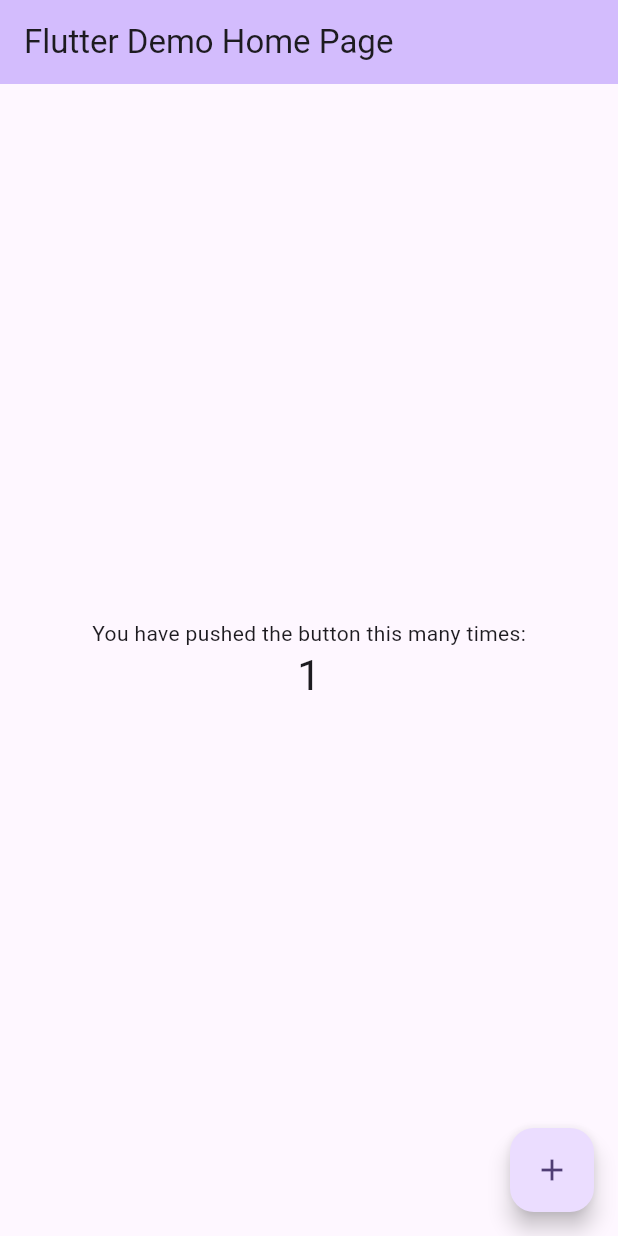
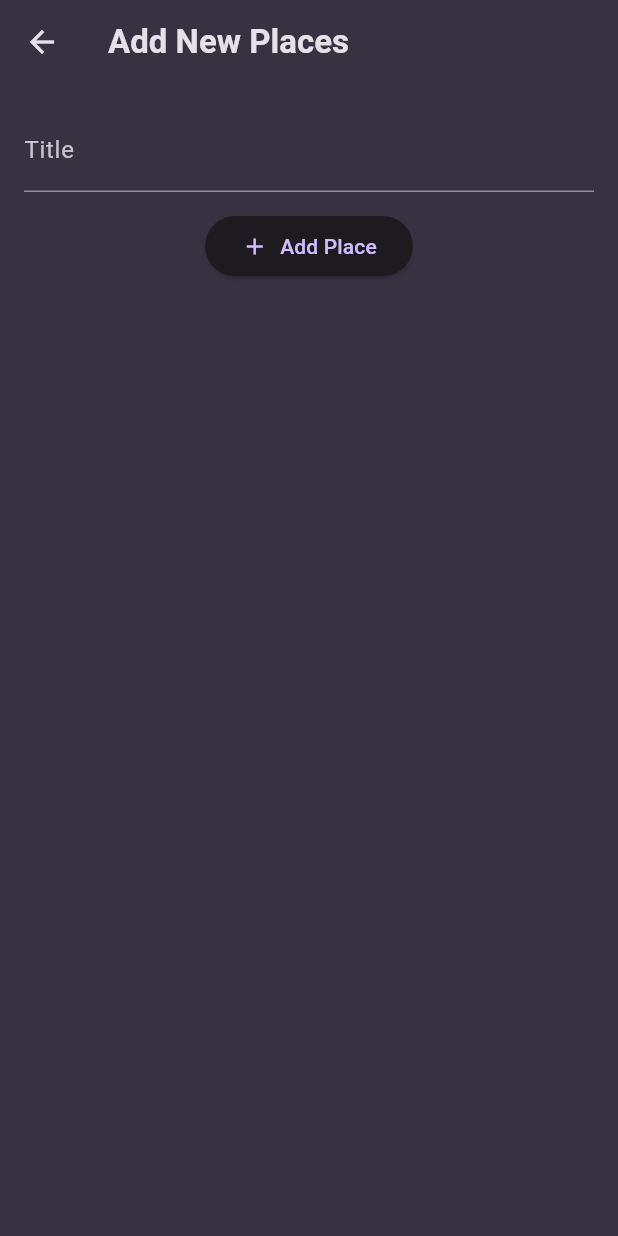
Before and after one commit to RahulSharma-bit/favorite_places, a Flutter app: the screen it shows after launch, after a tap on the "add" icon, on a phone screen of 412 x 824 dp. Run offline on Flutter 3.47's test engine with Material 3 defaults, Android fonts, the phone set to English and light mode, and no system bars; our stand-ins replace flutter_riverpod, google_fonts, riverpod.

Commit message:
river pod work

```diff
--- /dev/null
+++ b/lib/dummy_data/places_data.dart
@@ -0,0 +1,9 @@
+import 'package:favorite_places/models/places.dart';
+
+final favPlaces = [
+  Places(title: 'Mathura'),
+  Places(title: 'Agra'),
+  Places(title: 'Vrindavan'),
+  Places(title: 'Hathras'),
+  Places(title: 'Aligarh'),
+];
--- a/lib/main.dart
+++ b/lib/main.dart
@@ -1,125 +1,45 @@
 import 'package:flutter/material.dart';
+import 'package:flutter_riverpod/flutter_riverpod.dart';
+import 'package:google_fonts/google_fonts.dart';
+import 'package:favorite_places/screens/places.dart';
+
+final colorScheme = ColorScheme.fromSeed(
+  brightness: Brightness.dark,
+  seedColor: const Color.fromARGB(255, 102, 6, 247),
+  surface: const Color.fromARGB(255, 56, 49, 66),
+);
+
+final theme = ThemeData().copyWith(
+  // useMaterial3: true,
+  scaffoldBackgroundColor: colorScheme.surface,
+  colorScheme: colorScheme,
+  textTheme: GoogleFonts.ubuntuCondensedTextTheme().copyWith(
+    titleSmall: GoogleFonts.ubuntuCondensed(
+      fontWeight: FontWeight.bold,
+    ),
+    titleMedium: GoogleFonts.ubuntuCondensed(
+      fontWeight: FontWeight.bold,
+    ),
+    titleLarge: GoogleFonts.ubuntuCondensed(
+      fontWeight: FontWeight.bold,
+    ),
+  ),
+);
 
 void main() {
-  runApp(const MyApp());
+  runApp(const ProviderScope(child: MyApp()));
 }
 
 class MyApp extends StatelessWidget {
   const MyApp({super.key});
 
-  // This widget is the root of your application.
   @override
   Widget build(BuildContext context) {
     return MaterialApp(
-      title: 'Flutter Demo',
-      theme: ThemeData(
-        // This is the theme of your application.
-        //
-        // TRY THIS: Try running your application with "flutter run". You'll see
-        // the application has a blue toolbar. Then, without quitting the app,
-        // try changing the seedColor in the colorScheme below to Colors.green
-        // and then invoke "hot reload" (save your changes or press the "hot
-        // reload" button in a Flutter-supported IDE, or press "r" if you used
-        // the command line to start the app).
-        //
-        // Notice that the counter didn't reset back to zero; the application
-        // state is not lost during the reload. To reset the state, use hot
-        // restart instead.
-        //
-        // This works for code too, not just values: Most code changes can be
-        // tested with just a hot reload.
-        colorScheme: ColorScheme.fromSeed(seedColor: Colors.deepPurple),
-        useMaterial3: true,
-      ),
-      home: const MyHomePage(title: 'Flutter Demo Home Page'),
+      debugShowCheckedModeBanner: false,
+      title: 'Great Places',
+      theme: theme,
+      home: const PlacesScreen(),
     );
   }
 }
-
-class MyHomePage extends StatefulWidget {
-  const MyHomePage({super.key, required this.title});
-
-  // This widget is the home page of your application. It is stateful, meaning
-  // that it has a State object (defined below) that contains fields that affect
-  // how it looks.
-
-  // This class is the configuration for the state. It holds the values (in this
-  // case the title) provided by the parent (in this case the App widget) and
-  // used by the build method of the State. Fields in a Widget subclass are
-  // always marked "final".
-
-  final String title;
-
-  @override
-  State<MyHomePage> createState() => _MyHomePageState();
-}
-
-class _MyHomePageState extends State<MyHomePage> {
-  int _counter = 0;
-
-  void _incrementCounter() {
-    setState(() {
-      // This call to setState tells the Flutter framework that something has
-      // changed in this State, which causes it to rerun the build method below
-      // so that the display can reflect the updated values. If we changed
-      // _counter without calling setState(), then the build method would not be
-      // called again, and so nothing would appear to happen.
-      _counter++;
-    });
-  }
-
-  @override
-  Widget build(BuildContext context) {
-    // This method is rerun every time setState is called, for instance as done
-    // by the _incrementCounter method above.
-    //
-    // The Flutter framework has been optimized to make rerunning build methods
-    // fast, so that you can just rebuild anything that needs updating rather
-    // than having to individually change instances of widgets.
-    return Scaffold(
-      appBar: AppBar(
-        // TRY THIS: Try changing the color here to a specific color (to
-        // Colors.amber, perhaps?) and trigger a hot reload to see the AppBar
-        // change color while the other colors stay the same.
-        backgroundColor: Theme.of(context).colorScheme.inversePrimary,
-        // Here we take the value from the MyHomePage object that was created by
-        // the App.build method, and use it to set our appbar title.
-        title: Text(widget.title),
-      ),
-      body: Center(
-        // Center is a layout widget. It takes a single child and positions it
-        // in the middle of the parent.
-        child: Column(
-          // Column is also a layout widget. It takes a list of children and
-          // arranges them vertically. By default, it sizes itself to fit its
-          // children horizontally, and tries to be as tall as its parent.
-          //
-          // Column has various properties to control how it sizes itself and
-          // how it positions its children. Here we use mainAxisAlignment to
-          // center the children vertically; the main axis here is the vertical
-          // axis because Columns are vertical (the cross axis would be
-          // horizontal).
-          //
-          // TRY THIS: Invoke "debug painting" (choose the "Toggle Debug Paint"
-          // action in the IDE, or press "p" in the console), to see the
-          // wireframe for each widget.
-          mainAxisAlignment: MainAxisAlignment.center,
-          children: <Widget>[
-            const Text(
-              'You have pushed the button this many times:',
-            ),
-            Text(
-              '$_counter',
-              style: Theme.of(context).textTheme.headlineMedium,
-            ),
-          ],
-        ),
-      ),
-      floatingActionButton: FloatingActionButton(
-        onPressed: _incrementCounter,
-        tooltip: 'Increment',
-        child: const Icon(Icons.add),
-      ), // This trailing comma makes auto-formatting nicer for build methods.
-    );
-  }
-}
--- /dev/null
+++ b/lib/models/places.dart
@@ -0,0 +1,9 @@
+import 'package:uuid/uuid.dart';
+
+const uuid = Uuid();
+
+class Places {
+  Places({required this.title}) : id = uuid.v4();
+  final String id;
+  final String title;
+}
--- /dev/null
+++ b/lib/provider/user_places.dart
@@ -0,0 +1,16 @@
+import 'package:flutter/material.dart';
+import 'package:riverpod/riverpod.dart';
+import 'package:favorite_places/models/places.dart';
+
+class UserPlacesNotifier extends StateNotifier<List<Places>> {
+  UserPlacesNotifier() : super(const []);
+
+  void addPlace(String places) {
+    final newPlace = Places(title: places);
+    state = [newPlace, ...state];
+  }
+}
+
+final userPLaceProvider = StateNotifierProvider(
+  (ref) => UserPlacesNotifier(),
+);
--- /dev/null
+++ b/lib/screens/add_new_places.dart
@@ -0,0 +1,53 @@
+import 'package:flutter/material.dart';
+
+class AddNewPlaces extends StatefulWidget {
+  const AddNewPlaces({super.key});
+
+  @override
+  State<AddNewPlaces> createState() => _AddNewPlacesState();
+}
+
+class _AddNewPlacesState extends State<AddNewPlaces> {
+  final _titleController = TextEditingController();
+
+  @override
+  void dispose() {
+    _titleController.dispose();
+    super.dispose();
+  }
+
+  @override
+  Widget build(BuildContext context) {
+    return Scaffold(
+        appBar: AppBar(
+          title: const Text('Add New Places'),
+        ),
+        body: SingleChildScrollView(
+          padding: const EdgeInsets.all(16),
+          child: Column(
+            children: [
+              TextField(
+                decoration: const InputDecoration(label: Text('Title')),
+                controller: _titleController,
+                style:
+                    TextStyle(color: Theme.of(context).colorScheme.onSurface),
+              ),
+              const SizedBox(height: 12),
+              ElevatedButton(
+                onPressed: () {
+                  Navigator.of(context).pop();
+                },
+                child: const Row(
+                  mainAxisSize: MainAxisSize.min,
+                  children: [
+                    Icon(Icons.add),
+                    SizedBox(width: 8),
+                    Text('Add Place'),
+                  ],
+                ),
+              )
+            ],
+          ),
+        ));
+  }
+}
--- /dev/null
+++ b/lib/screens/places.dart
@@ -0,0 +1,34 @@
+import 'package:favorite_places/dummy_data/places_data.dart';
+import 'package:favorite_places/screens/add_new_places.dart';
+import 'package:favorite_places/widgets/places_tile.dart';
+import 'package:flutter/material.dart';
+
+class PlacesScreen extends StatelessWidget {
+  const PlacesScreen({super.key});
+
+  @override
+  Widget build(BuildContext context) {
+    return Scaffold(
+      appBar: AppBar(
+        title: Text(
+          'Your Places',
+          style: Theme.of(context).textTheme.titleLarge,
+        ),
+        backgroundColor: Theme.of(context).colorScheme.onSecondary,
+        actions: [
+          IconButton(
+            onPressed: () {
+              Navigator.of(context).push(
+                MaterialPageRoute(
+                  builder: (context) => const AddNewPlaces(),
+                ),
+              );
+            },
+            icon: const Icon(Icons.add),
+          )
+        ],
+      ),
+      body: const PlacesTile(places: []),
+    );
+  }
+}
--- /dev/null
+++ b/lib/widgets/places_tile.dart
@@ -0,0 +1,40 @@
+import 'package:favorite_places/dummy_data/places_data.dart';
+import 'package:favorite_places/models/places.dart';
+import 'package:flutter/material.dart';
+
+class PlacesTile extends StatelessWidget {
+  const PlacesTile({
+    super.key,
+    required this.places,
+  });
+
+  final List<Places> places;
+
+  @override
+  Widget build(BuildContext context) {
+    if (places.isEmpty) {
+      return Center(
+        child: Text(
+          'No Places Added Yet',
+          style: Theme.of(context)
+              .textTheme
+              .titleMedium!
+              .copyWith(color: Theme.of(context).colorScheme.onSurface),
+        ),
+      );
+    }
+
+    return ListView.builder(
+      itemCount: places.length,
+      itemBuilder: (context, index) => ListTile(
+        title: Text(
+          places[index].title,
+          style: Theme.of(context)
+              .textTheme
+              .titleMedium!
+              .copyWith(color: Theme.of(context).colorScheme.onSurface),
+        ),
+      ),
+    );
+  }
+}
--- a/pubspec.yaml
+++ b/pubspec.yaml
@@ -36,6 +36,9 @@ dependencies:
   # Use with the CupertinoIcons class for iOS style icons.
   cupertino_icons: ^1.0.2
   google_fonts: ^6.2.0
+  uuid: ^4.4.0
+  riverpod: ^2.5.1
+  flutter_riverpod: any
 
 dev_dependencies:
   flutter_test:
@@ -46,7 +49,7 @@ dev_dependencies:
   # activated in the `analysis_options.yaml` file located at the root of your
   # package. See that file for information about deactivating specific lint
   # rules and activating additional ones.
-  flutter_lints: ^2.0.0
+  flutter_lints: ^4.0.0
 
 # For information on the generic Dart part of this file, see the
 # following page: https://dart.dev/tools/pub/pubspec
```
Also changed, not shown: pubspec.lock, 6 other files.
